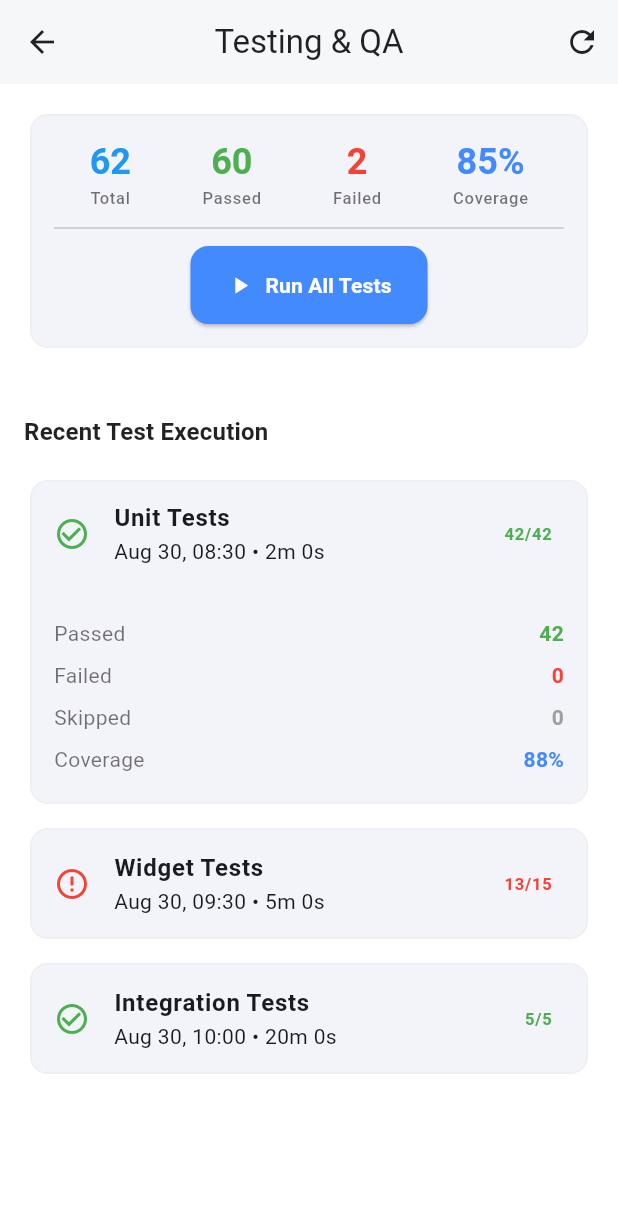
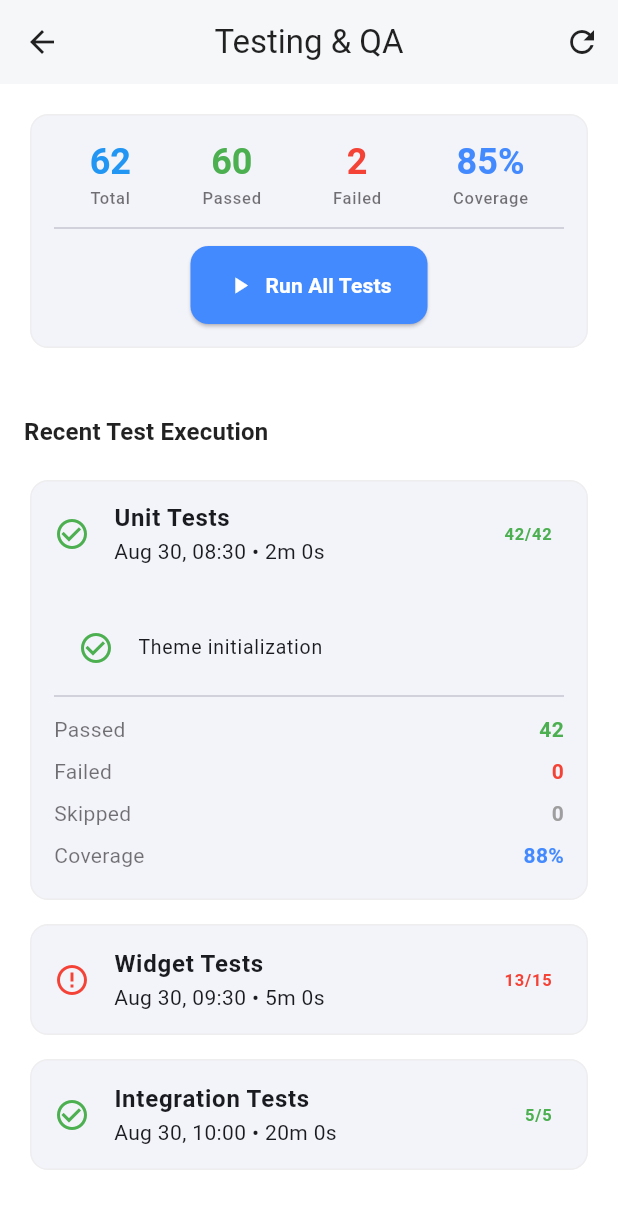
Before and after one commit to shubham230523/kindle, a Flutter app: the TestingDashboardScreen screen opened directly with empty values, after a tap on "Unit Tests", on a phone screen of 412 x 824 dp. Shown: the top 1209 px of the screen. Run offline on Flutter 3.47's test engine with Material 3 defaults, Android fonts, the phone set to English and light mode, and no system bars.

Commit message:
Created a test detail experience

```diff
--- a/lib/features/project/models/test_run.dart
+++ b/lib/features/project/models/test_run.dart
@@ -10,6 +10,8 @@ class TestCase {
   final Duration? duration;
   final String? errorMessage;
   final String? stackTrace;
+  final List<String> logs;
+  final List<String> relatedFiles;
 
   const TestCase({
     required this.id,
@@ -19,6 +21,8 @@ class TestCase {
     this.duration,
     this.errorMessage,
     this.stackTrace,
+    this.logs = const [],
+    this.relatedFiles = const [],
   });
 
   Map<String, dynamic> toMap() {
@@ -30,6 +34,8 @@ class TestCase {
       'duration': duration?.inMilliseconds,
       'errorMessage': errorMessage,
       'stackTrace': stackTrace,
+      'logs': logs,
+      'relatedFiles': relatedFiles,
     };
   }
 
@@ -45,6 +51,8 @@ class TestCase {
       duration: map['duration'] != null ? Duration(milliseconds: map['duration']) : null,
       errorMessage: map['errorMessage'],
       stackTrace: map['stackTrace'],
+      logs: List<String>.from(map['logs'] ?? []),
+      relatedFiles: List<String>.from(map['relatedFiles'] ?? []),
     );
   }
 }
--- a/lib/features/workspace/screens/testing_dashboard_screen.dart
+++ b/lib/features/workspace/screens/testing_dashboard_screen.dart
@@ -1,3 +1,4 @@
+import 'test_detail_screen.dart';
 import 'package:flutter/material.dart';
 import 'package:intl/intl.dart';
 import '../../project/models/project.dart';
@@ -41,6 +42,17 @@ class _TestingDashboardScreenState extends State<TestingDashboardScreen> {
         failedCount: 0,
         skippedCount: 0,
         coverage: 0.88,
+        testCases: [
+          TestCase(
+            id: 'tc1',
+            name: 'Theme initialization',
+            suite: 'core/theme_test.dart',
+            status: TestStatus.passed,
+            duration: const Duration(milliseconds: 120),
+            logs: ['Checking light theme...', 'Checking dark theme...', 'Pass.'],
+            relatedFiles: ['lib/core/theme/app_theme.dart'],
+          ),
+        ],
       ),
       TestRun(
         id: 'tr2',
@@ -53,6 +65,19 @@ class _TestingDashboardScreenState extends State<TestingDashboardScreen> {
         failedCount: 2,
         skippedCount: 0,
         coverage: 0.75,
+        testCases: [
+          TestCase(
+            id: 'tc2',
+            name: 'Login button interaction',
+            suite: 'features/auth/login_screen_test.dart',
+            status: TestStatus.failed,
+            duration: const Duration(milliseconds: 450),
+            errorMessage: 'Expected: clickable, Actual: disabled',
+            stackTrace: 'Error at login_screen_test.dart:42\nTest failed after 450ms',
+            logs: ['Pumping LoginScreen...', 'Finding login button...', 'Tapping button...', 'Failed.'],
+            relatedFiles: ['lib/features/auth/screens/login_screen.dart'],
+          ),
+        ],
       ),
       TestRun(
         id: 'tr3',
@@ -198,6 +223,20 @@ class _TestRunCard extends StatelessWidget {
               padding: const EdgeInsets.all(16.0),
               child: Column(
                 children: [
+                  ...run.testCases.map((tc) => ListTile(
+                    dense: true,
+                    leading: _StatusIcon(status: tc.status),
+                    title: Text(tc.name),
+                    onTap: () {
+                      Navigator.push(
+                        context,
+                        MaterialPageRoute(
+                          builder: (context) => TestDetailScreen(testCase: tc),
+                        ),
+                      );
+                    },
+                  )),
+                  const Divider(),
                   _buildDetailRow('Passed', '${run.passedCount}', Colors.green),
                   _buildDetailRow('Failed', '${run.failedCount}', Colors.red),
                   _buildDetailRow('Skipped', '${run.skippedCount}', Colors.grey),
```
Also changed, not shown: lib/features/workspace/screens/test_detail_screen.dart (added, +167 -0 lines).
